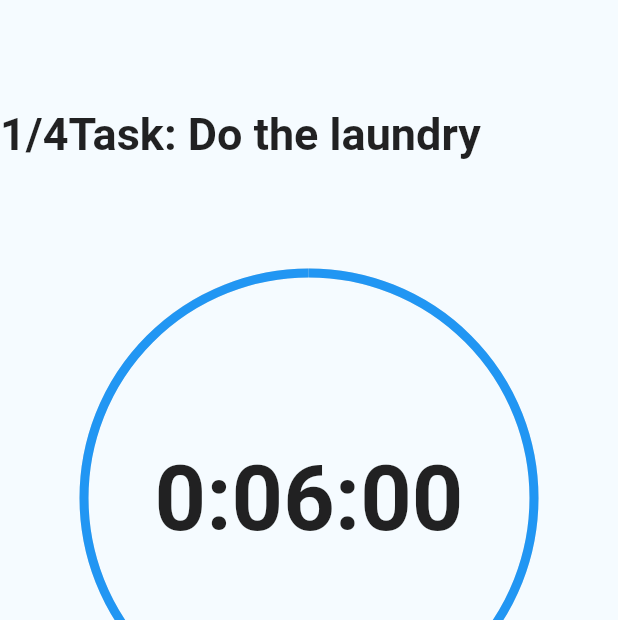
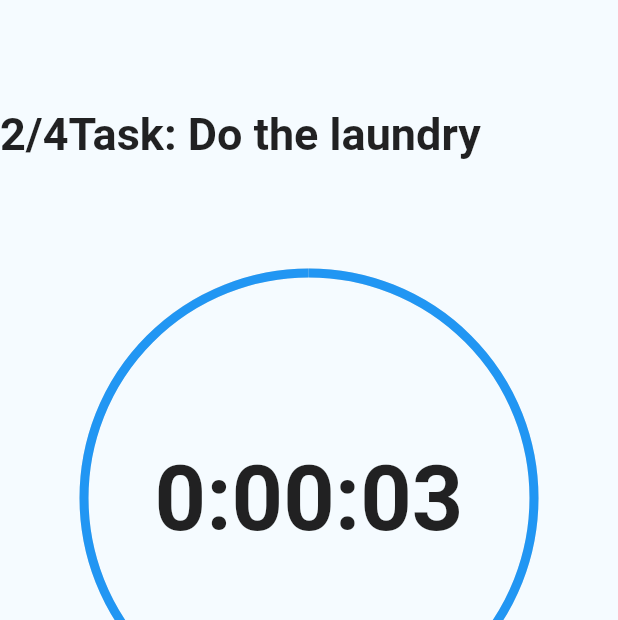
Before and after one commit to xkrystiandutka/GibT, a Flutter app: the screen it shows after launch, after a tap on the "play arrow" icon, after a tap on the "stop" icon, on a phone screen of 412 x 824 dp. Shown: the top 620 px of the screen. Run offline on Flutter 3.47's test engine with Material 2 defaults, Android fonts, the phone set to English and light mode, and no system bars; missing offline and left inert: flutter_ringtone_player.

Commit message:
Show message when task completed

```diff
--- a/lib/views/countdown-page.dart
+++ b/lib/views/countdown-page.dart
@@ -20,9 +20,12 @@ class _CountdownPageState extends State<CountdownPage>
 
   bool isBreakmode = false;
 
-  int currentSet = 0;
+  int currentSet = 1;
+
+  bool isCompleted = false;
 
   String title = "Do the laundry";
+  String completeText = "";
 
   String get countText {
     Duration count = controller.duration! * controller.value;
@@ -37,10 +40,21 @@ class _CountdownPageState extends State<CountdownPage>
     if (countText == '0:00:00') {
       FlutterRingtonePlayer.playNotification();
     }
-    if (controller.isCompleted) {
-      currentSet+=1;
+    if (controller.isDismissed){
+      if (currentSet>=4)
+      {
+        setState(() {
+        isCompleted= true;
+        completeText = "Complete!";
+        });
+      } else {
+        setState(() {
+          currentSet += 1;
+        });
+      }
     }
   }
+
 
   @override
   void initState() {
@@ -48,7 +62,7 @@ class _CountdownPageState extends State<CountdownPage>
     controller = AnimationController(
       vsync: this,
       // TODO: make a variable so user can set default time
-      duration: Duration(seconds: 360),
+      duration: Duration(seconds: 3),
     );
 
     controller.addListener(() {
@@ -112,7 +126,7 @@ class _CountdownPageState extends State<CountdownPage>
                         ),
                         Row(
                           children: [
-                            Text((currentSet>=4)?"Completed!":"",
+                            Text(completeText,
                               style: TextStyle(
                                 fontSize: 30,
                                 fontWeight: FontWeight.bold,
```
